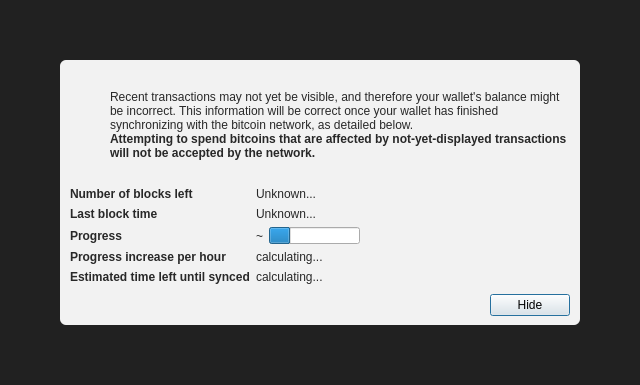
Qt form src/qt/forms/modaloverlay.ui (bastiencaillot/bastcoin) before a commit.
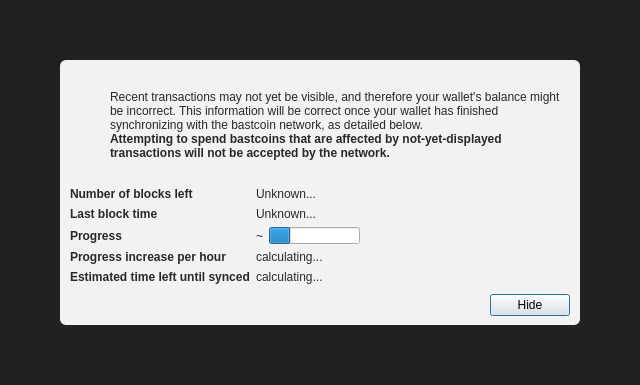
The same form after that commit. Icons and pictures are not drawn. Custom widgets are drawn as their Qt base class.

What changed in the file:
```diff
--- a/src/qt/forms/modaloverlay.ui
+++ b/src/qt/forms/modaloverlay.ui
@@ -130,7 +130,7 @@
              <item>
               <widget class="QLabel" name="infoText">
                <property name="text">
-                <string>Recent transactions may not yet be visible, and therefore your wallet's balance might be incorrect. This information will be correct once your wallet has finished synchronizing with the bitcoin network, as detailed below.</string>
+                <string>Recent transactions may not yet be visible, and therefore your wallet's balance might be incorrect. This information will be correct once your wallet has finished synchronizing with the bastcoin network, as detailed below.</string>
                </property>
                <property name="textFormat">
                 <enum>Qt::RichText</enum>
@@ -149,7 +149,7 @@
                 </font>
                </property>
                <property name="text">
-                <string>Attempting to spend bitcoins that are affected by not-yet-displayed transactions will not be accepted by the network.</string>
+                <string>Attempting to spend bastcoins that are affected by not-yet-displayed transactions will not be accepted by the network.</string>
                </property>
                <property name="textFormat">
                 <enum>Qt::RichText</enum>
```
